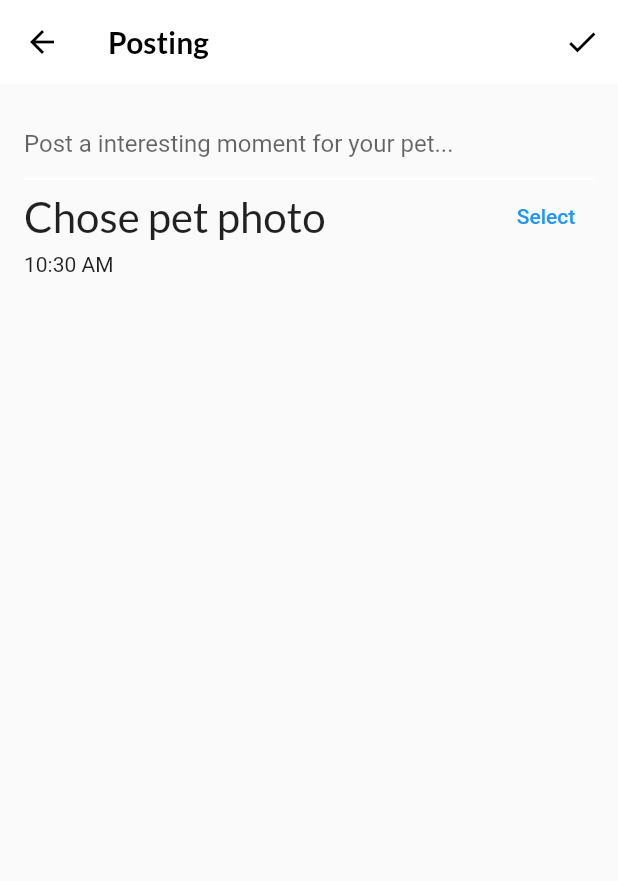
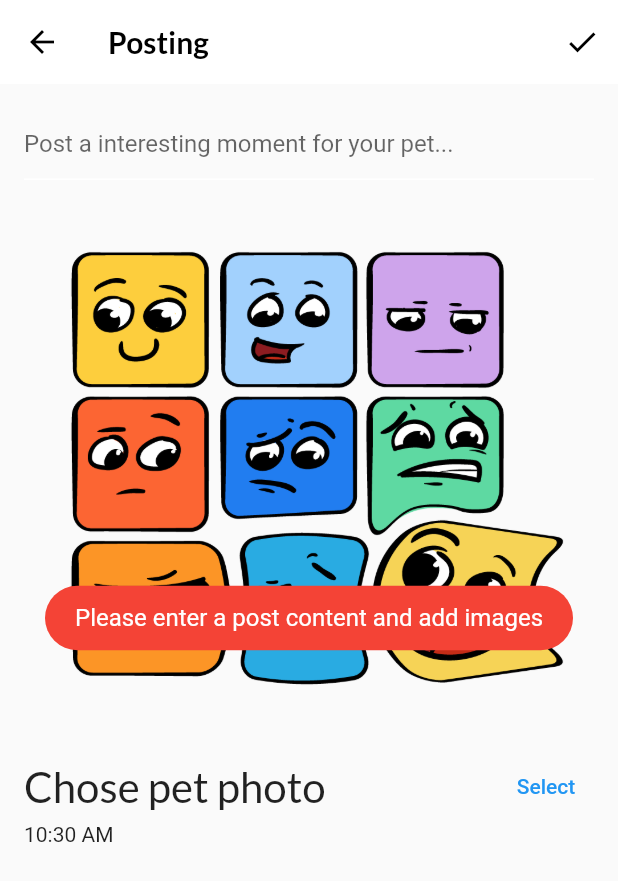
Before and after one commit to smallooo/pet_social_flutter, a Flutter app: the GroceryItemScreen screen opened directly with empty values, after a tap on the "check" icon, on a phone screen of 412 x 824 dp. Shown: the top 881 px of the screen. Run offline on Flutter 3.47's test engine with Material 2 defaults, Android fonts, the phone set to English and light mode, and no system bars; our stand-ins replace fluttertoast, google_fonts, image_picker, shared_preferences, webview_flutter; accounts and stored records are empty.

Commit message:
modify posting page content

```diff
--- a/lib/navigation/explore_screen.dart
+++ b/lib/navigation/explore_screen.dart
@@ -1,5 +1,5 @@
 import 'package:flutter/material.dart';
-import 'package:pet_social_flutter/api/MockFooderlichService.dart';
+import 'package:pet_social_flutter/api/mock_fooderlich_service.dart';
 import 'package:pet_social_flutter/components/friend_post_list_view.dart';
 import 'package:pet_social_flutter/components/today_recipe_list_view.dart';
 import 'package:pet_social_flutter/models/ExploreData.dart';
--- a/lib/navigation/recipes_screen.dart
+++ b/lib/navigation/recipes_screen.dart
@@ -1,5 +1,5 @@
 import 'package:flutter/material.dart';
-import 'package:pet_social_flutter/api/MockFooderlichService.dart';
+import 'package:pet_social_flutter/api/mock_fooderlich_service.dart';
 import 'package:pet_social_flutter/components/recipes_grid_view.dart';
 import 'package:pet_social_flutter/models/simple_recipe.dart';
 
--- a/lib/screens/grocery_item_screen.dart
+++ b/lib/screens/grocery_item_screen.dart
@@ -1,14 +1,13 @@
 import 'package:flutter/material.dart';
+import 'package:flutter/services.dart';
 import 'package:google_fonts/google_fonts.dart';
 import 'package:pet_social_flutter/models/grocery_item.dart';
 import 'package:pet_social_flutter/models/petsocial_pages.dart';
-import 'package:uuid/uuid.dart';
-import 'dart:async';
-import 'dart:io';
+import 'package:pet_social_flutter/utils/ToastUtils.dart';
 
 import 'package:flutter/foundation.dart';
 import 'package:image_picker/image_picker.dart';
-import 'package:video_player/video_player.dart';
+import 'dart:io';
 
 class GroceryItemScreen extends StatefulWidget {
   final Function(GroceryItem) onCreate;
@@ -49,6 +48,12 @@ class GroceryItemScreen extends StatefulWidget {
 }
 
 class _GroceryItemScreenState extends State<GroceryItemScreen> {
+  List<XFile>? _imageFileList;
+
+  set _imageFile(XFile? value) {
+    _imageFileList = value == null ? null : [value];
+  }
+  dynamic _pickImageError;
 
   final _nameController = TextEditingController();
   String _name = '';
@@ -57,37 +62,12 @@ class _GroceryItemScreenState extends State<GroceryItemScreen> {
   TimeOfDay _timeOfDay = TimeOfDay.now();
   Color _currentColor = Colors.green;
   int _currentSliderValue = 0;
-  String? _retrieveDataError;
-
   bool isVideo = false;
-  dynamic _pickImageError;
-
-  VideoPlayerController? _controller;
-  VideoPlayerController? _toBeDisposed;
 
   final ImagePicker _picker = ImagePicker();
   final TextEditingController maxWidthController = TextEditingController();
   final TextEditingController maxHeightController = TextEditingController();
   final TextEditingController qualityController = TextEditingController();
-
-  Future<void> _playVideo(XFile? file) async {
-    if (file != null && mounted) {
-      await _disposeVideoController();
-      late VideoPlayerController controller;
-      if (kIsWeb) {
-        controller = VideoPlayerController.network(file.path);
-      } else {
-        controller = VideoPlayerController.file(File(file.path));
-      }
-      _controller = controller;
-      final double volume = kIsWeb ? 0.0 : 1.0;
-      await controller.setVolume(volume);
-      await controller.initialize();
-      await controller.setLooping(true);
-      await controller.play();
-      setState(() {});
-    }
-  }
 
   @override
   Widget build(BuildContext context) {
@@ -97,32 +77,18 @@ class _GroceryItemScreenState extends State<GroceryItemScreen> {
           IconButton(
             icon: const Icon(Icons.check),
             onPressed: () {
-              final groceryItem = GroceryItem(
-                id: widget.originalItem?.id ?? const Uuid().v1(),
-                name: _nameController.text,
-                importance: _importance,
-                color: _currentColor,
-                quantity: _currentSliderValue,
-                date: DateTime(
-                  _dueDate.year,
-                  _dueDate.month,
-                  _dueDate.day,
-                  _timeOfDay.hour,
-                  _timeOfDay.minute,
-                ),
-              );
-
-              if (widget.isUpdating) {
-                widget.onUpdate(groceryItem, widget.index);
-              } else {
-                widget.onCreate(groceryItem);
+              if(_nameController.text.isNotEmpty && _imageFileList!= null && _imageFileList!.isNotEmpty){
+                ToastUtils.toast('Upload post');
+                SystemChannels.textInput.invokeMethod('TextInput.hide');
+              }else{
+                ToastUtils.toast('Please enter a post content and add images');
+                SystemChannels.textInput.invokeMethod('TextInput.hide');
               }
             },
           )
         ],
         elevation: 0.0,
-        title: Text(
-          'Posting',
+        title: Text('Posting',
           style: GoogleFonts.lato(fontWeight: FontWeight.w600),
         ),
       ),
@@ -131,32 +97,13 @@ class _GroceryItemScreenState extends State<GroceryItemScreen> {
         child: ListView(
           children: [
             buildNameField(),
+            buildImageField(),
             buildTimeField(context),
           ],
         ),
       ),
     );
   }
-
-  Text? _getRetrieveErrorWidget() {
-    if (_retrieveDataError != null) {
-      final Text result = Text(_retrieveDataError!);
-      _retrieveDataError = null;
-      return result;
-    }
-    return null;
-  }
-
-  Future<void> _disposeVideoController() async {
-    if (_toBeDisposed != null) {
-      await _toBeDisposed!.dispose();
-    }
-    _toBeDisposed = _controller;
-    _controller = null;
-  }
-
-
-
 
   Widget buildNameField() {
     return Column(
@@ -182,6 +129,40 @@ class _GroceryItemScreenState extends State<GroceryItemScreen> {
     );
   }
 
+  Widget buildImageField() {
+    return Column(
+      crossAxisAlignment: CrossAxisAlignment.start,
+      children: [
+        buildSubImageField()
+      ],
+    );
+  }
+
+
+  Widget buildSubImageField() {
+    if (_imageFileList == null) {
+      return Column(
+        crossAxisAlignment: CrossAxisAlignment.start,
+        children: [
+          Semantics(
+            label: 'image_picker_example_picked_image',
+            child: Image.asset('assets/petsocial_assets/recommend.png'),
+          )
+        ],
+      );
+    }else{
+      return Column(
+        crossAxisAlignment: CrossAxisAlignment.start,
+        children: [
+          Semantics(
+            label: 'image_picker_example_picked_image',
+            child: Image.file(File(_imageFileList![0].path)),
+          )
+        ],
+      );
+    }
+  }
+
 
 
   Widget buildTimeField(BuildContext context) {
@@ -198,8 +179,12 @@ class _GroceryItemScreenState extends State<GroceryItemScreen> {
             TextButton(
               child: const Text('Select'),
               onPressed: () async {
-                isVideo = false;
-
+                try {
+                  final pickedFile = await _picker.pickImage(source: ImageSource.gallery);
+                  setState(() {_imageFile = pickedFile;});
+                } catch (e) {
+                  setState(() {_pickImageError = e;});
+                }
               },
             ),
           ],
@@ -237,60 +222,10 @@ class _GroceryItemScreenState extends State<GroceryItemScreen> {
 
   @override
   void dispose() {
-    _disposeVideoController();
     _nameController.dispose();
     super.dispose();
   }
 }
 
-class AspectRatioVideo extends StatefulWidget {
-  AspectRatioVideo(this.controller);
-  final VideoPlayerController? controller;
-
-  @override
-  AspectRatioVideoState createState() => AspectRatioVideoState();
-}
-
-class AspectRatioVideoState extends State<AspectRatioVideo> {
-  VideoPlayerController? get controller => widget.controller;
-  bool initialized = false;
-
-  void _onVideoControllerUpdate() {
-    if (!mounted) {
-      return;
-    }
-    if (initialized != controller!.value.isInitialized) {
-      initialized = controller!.value.isInitialized;
-      setState(() {});
-    }
-  }
-
-  @override
-  void initState() {
-    super.initState();
-    controller!.addListener(_onVideoControllerUpdate);
-  }
-
-  @override
-  void dispose() {
-    controller!.removeListener(_onVideoControllerUpdate);
-    super.dispose();
-  }
-
-  @override
-  Widget build(BuildContext context) {
-    if (initialized) {
-      return Center(
-        child: AspectRatio(
-          aspectRatio: controller!.value.aspectRatio,
-          child: VideoPlayer(controller!),
-        ),
-      );
-    } else {
-      return Container();
-    }
-  }
-}
-
 typedef void OnPickImageCallback(
     double? maxWidth, double? maxHeight, int? quality);
--- /dev/null
+++ b/lib/utils/ToastUtils.dart
@@ -0,0 +1,17 @@
+
+import 'package:flutter/material.dart';
+import 'package:fluttertoast/fluttertoast.dart';
+
+class ToastUtils{
+  static toast(String s){
+    Fluttertoast.showToast(
+        msg: s,
+        toastLength: Toast.LENGTH_SHORT,
+        gravity: ToastGravity.CENTER,
+        timeInSecForIosWeb: 1,
+        backgroundColor: Colors.red,
+        textColor: Colors.white,
+        fontSize: 16.0
+    );
+  }
+}
```
Also changed, not shown: lib/api/mock_fooderlich_service.dart (renamed from lib/api/MockFooderlichService.dart, +6 -37 lines), lib/api/post_upload_service.dart (added, +7 -0 lines), lib/utils/DialogUtils.dart (added, +15 -0 lines).
